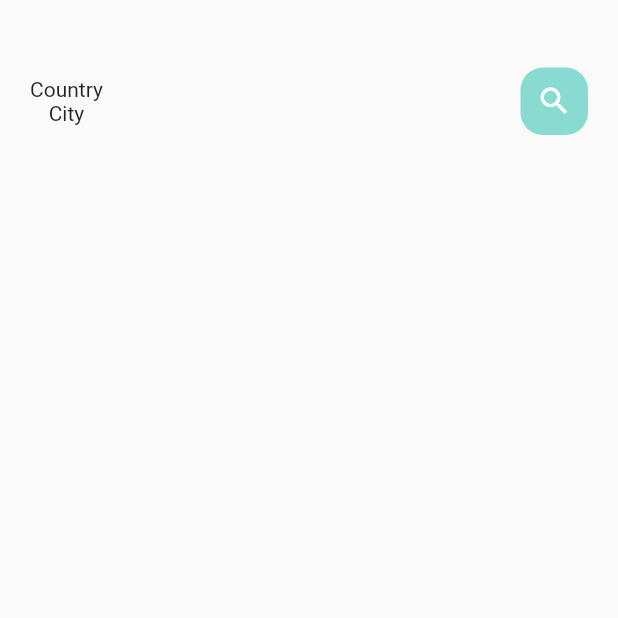
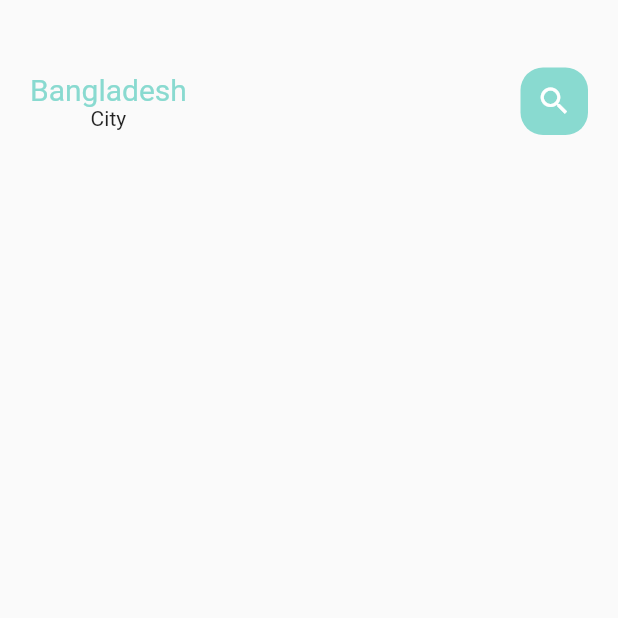
Before and after one commit to mahershmesa/food-delivery, a Flutter app: the MainFoodPage screen opened directly, on a phone screen of 412 x 824 dp, the top half of it. Run offline on Flutter 3.47's test engine with Material 2 defaults, Android fonts, the phone set to English and light mode, and no system bars.

Commit message:
first commit

```diff
--- a/lib/home/main_food_page.dart
+++ b/lib/home/main_food_page.dart
@@ -1,5 +1,6 @@
 import 'package:flutter/material.dart';
 import 'package:flutter_food_delivery/utils/colors.dart';
+import 'package:flutter_food_delivery/widgets/big_text.dart';
 
 class MainFoodPage extends StatefulWidget {
   const MainFoodPage({ Key? key }) : super(key: key);
@@ -23,7 +24,7 @@ class _MainFoodPageState extends State<MainFoodPage> {
               children: [
             Column(
               children: [
-              Text("Country"),
+              BigText(text: "Bangladesh",color: AppColors.mainColor,),
               Text("City"),
               ],
           ),
```
